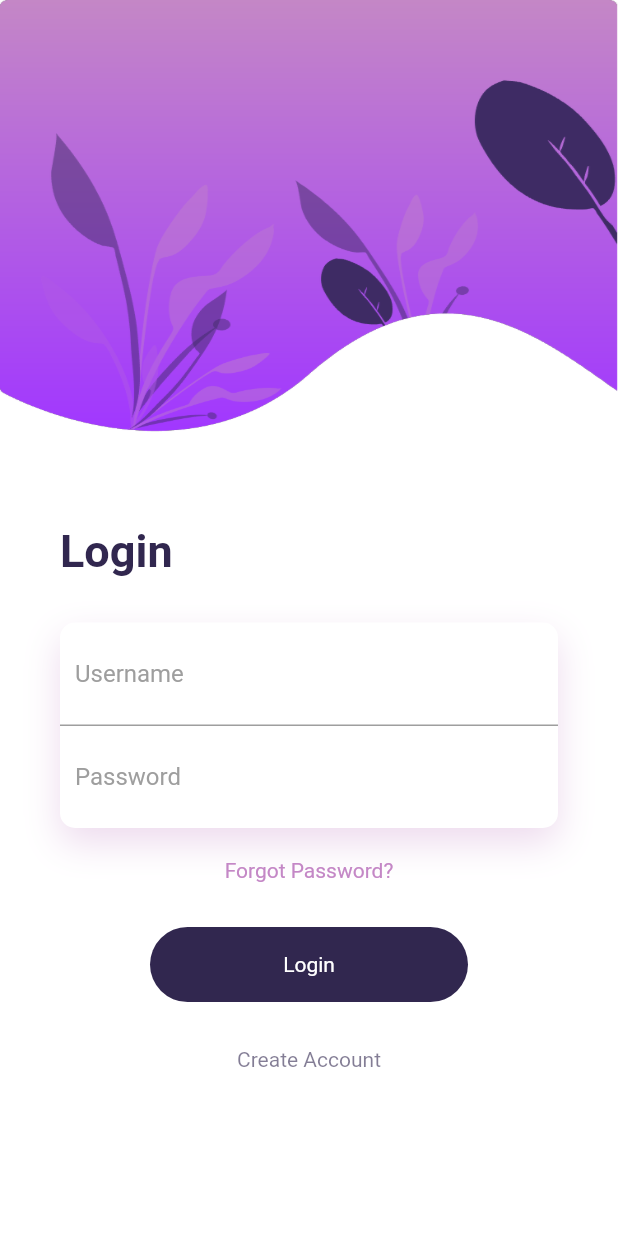
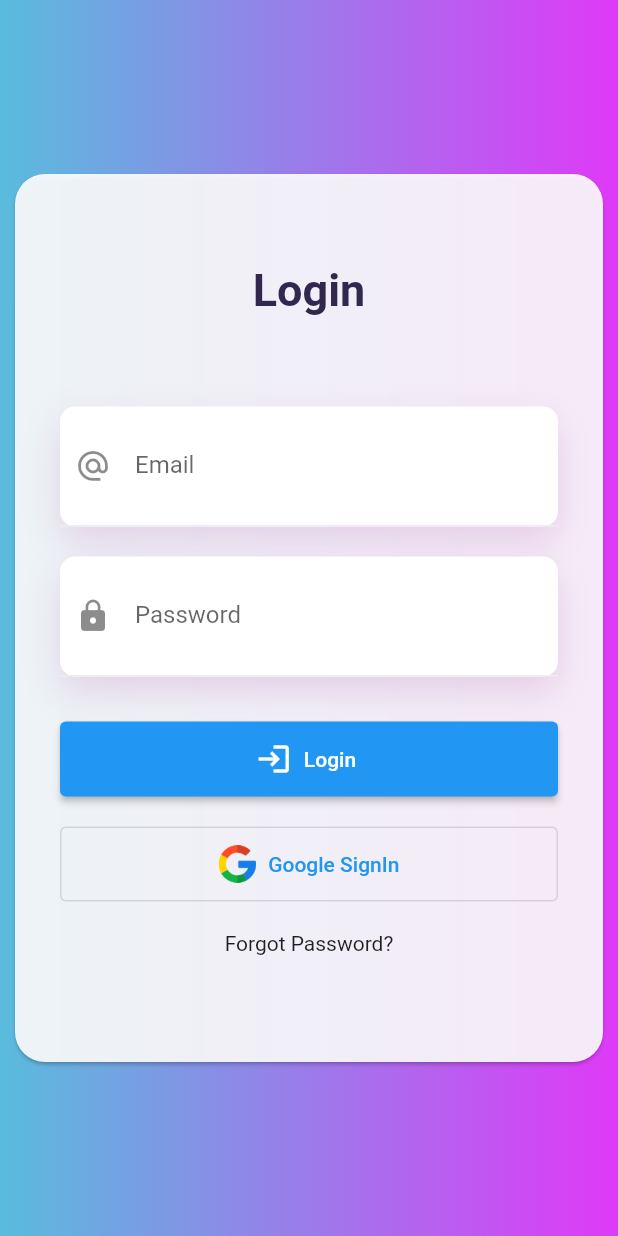
Before and after one commit to yash1001-sojitra/mygovernweb, a Flutter app: the screen it shows after launch, on a phone screen of 412 x 824 dp. Run offline on Flutter 3.47's test engine with Material 2 defaults, Android fonts, the light colour scheme and no system bars; our stand-ins replace cloud_firestore, fluro, flutter_svg, get; missing offline and left inert: selectable; accounts and stored records are empty.

Commit message:
Added Signup and login ui

```diff
--- a/lib/Route/routes.dart
+++ b/lib/Route/routes.dart
@@ -6,6 +6,7 @@ import 'package:mygovernweb/Logic/widgets/addOrEdit/addcategory.dart';
 import 'package:mygovernweb/Logic/widgets/addOrEdit/addnewdoc.dart';
 import 'package:mygovernweb/Logic/widgets/addOrEdit/editdoc.dart';
 import 'package:mygovernweb/Screens/Authentication/login.dart';
+import 'package:mygovernweb/Screens/Authentication/signup.dart';
 import 'package:mygovernweb/Screens/HomeScreen/homescreen.dart';
 
 class Flurorouter {
@@ -13,6 +14,10 @@ class Flurorouter {
   static Handler _loginHandler = Handler(
       handlerFunc: (BuildContext? context, Map<String, dynamic> params) =>
           LoginScreen());
+
+  static Handler _signUpHandler = Handler(
+      handlerFunc: (BuildContext? context, Map<String, dynamic> params) =>
+          SignUpScreen());
 
   static Handler _homeHandler = Handler(
       handlerFunc: (BuildContext? context, Map<String, dynamic> params) =>
@@ -29,7 +34,9 @@ class Flurorouter {
 
   static void setUpRouter() {
     router.define('/',
-        handler: _loginHandler, transitionType: TransitionType.fadeIn);
+        handler: _signUpHandler, transitionType: TransitionType.fadeIn);
+    /* router.define('/',
+        handler: _loginHandler, transitionType: TransitionType.fadeIn); */
     router.define('/Add_category',
         handler: _AddCategoryHandler, transitionType: TransitionType.fadeIn);
     router.define('/Add_new_doc',
--- /dev/null
+++ b/lib/Screens/Authentication/adminpanel.dart
@@ -0,0 +1,78 @@
+import 'package:flutter/material.dart';
+
+
+class DashBoard extends StatefulWidget {
+  @override
+  State<DashBoard> createState() => _DashBoardState();
+}
+
+class _DashBoardState extends State<DashBoard> {
+  bool isExpanded = false;
+  int _selected_index = 0;
+  @override
+  Widget build(BuildContext context) {
+    return Scaffold(
+      body: Row(
+        mainAxisAlignment: MainAxisAlignment.start,
+        children: [
+          NavigationRail(
+           // labelType: NavigationRailLabelType.selected,
+              selectedIndex: _selected_index,
+              onDestinationSelected: (int index) {
+                setState(() {
+                  _selected_index = index;
+                });
+              },
+
+              extended: isExpanded,
+              backgroundColor: Colors.deepPurple.shade400,
+              unselectedIconTheme:
+                  IconThemeData(color: Colors.white, opacity: 1),
+              unselectedLabelTextStyle: TextStyle(
+                color: Color.fromRGBO(255, 255, 255, 1),
+              ),
+              selectedIconTheme:
+                  IconThemeData(color: Colors.deepPurple.shade900),
+              destinations: [
+                NavigationRailDestination(
+                    icon: Icon(Icons.home),
+                    label: Text("Home"),
+                    selectedIcon: Icon(Icons.home)),
+                NavigationRailDestination(
+                    icon: Icon(Icons.chat_rounded),
+                    label: Text("chart"),
+                    selectedIcon: Icon(Icons.chat_rounded)),
+                NavigationRailDestination(
+
+                    icon: Icon(Icons.home),
+                    label: Text("Home"),
+                    selectedIcon: Icon(Icons.home)),
+                NavigationRailDestination(
+                    icon: Icon(Icons.logout),
+                    label: Text("logout"),
+                    selectedIcon: Icon(Icons.logout)),
+              ],
+            ),
+          SingleChildScrollView(
+            child: Row(
+              children:[
+                Column(children: [
+
+                IconButton(
+                    onPressed: () {
+                      setState(() {
+                        isExpanded = !isExpanded;
+                      });
+                    },
+                    icon: Icon(Icons.menu))
+              ]),
+
+
+              ]
+            ),
+          )
+        ],
+      ),
+    );
+  }
+}
--- a/lib/Screens/Authentication/login.dart
+++ b/lib/Screens/Authentication/login.dart
@@ -1,6 +1,4 @@
 import 'package:flutter/material.dart';
-
-import '../../Logic/widgets/FadeAnimation.dart';
 
 class LoginScreen extends StatefulWidget {
   const LoginScreen({super.key});
@@ -12,117 +10,24 @@ class LoginScreen extends StatefulWidget {
 class _LoginScreenState extends State<LoginScreen> {
   @override
   Widget build(BuildContext context) {
-    final width = MediaQuery.of(context).size.width;
+    final size = MediaQuery.of(context).size;
     return Scaffold(
       backgroundColor: Colors.white,
       body: SingleChildScrollView(
-        child: Column(
-          crossAxisAlignment: CrossAxisAlignment.start,
-          children: <Widget>[
+        child: Stack(
+          children: [
             Container(
-              height: 350,
-              child: Stack(
-                children: <Widget>[
-                  Positioned(
-                      height: 320,
-                      width: width,
-                      child: Container(
-                        decoration: BoxDecoration(
-                            image: DecorationImage(
-                                image: AssetImage('assets/images/login2.png'),
-                                fit: BoxFit.fill)),
-                      ))
-                ],
+              width: size.width,
+              height: size.height,
+              decoration: const BoxDecoration(
+                gradient: LinearGradient(
+                  colors: [Colors.black, Colors.black26],
+                ),
               ),
             ),
-            Padding(
-              padding: EdgeInsets.symmetric(horizontal: 40),
-              child: Column(
-                crossAxisAlignment: CrossAxisAlignment.start,
-                children: <Widget>[
-                  Text(
-                    "Login",
-                    style: TextStyle(
-                        color: Color.fromRGBO(49, 39, 79, 1),
-                        fontWeight: FontWeight.bold,
-                        fontSize: 30),
-                  ),
-                  SizedBox(
-                    height: 30,
-                  ),
-                  Container(
-                    decoration: BoxDecoration(
-                        borderRadius: BorderRadius.circular(10),
-                        color: Colors.white,
-                        boxShadow: [
-                          BoxShadow(
-                            color: Color.fromRGBO(196, 135, 198, .3),
-                            blurRadius: 20,
-                            offset: Offset(0, 10),
-                          )
-                        ]),
-                    child: Column(
-                      children: <Widget>[
-                        Container(
-                          padding: EdgeInsets.all(10),
-                          decoration: BoxDecoration(
-                              border: Border(
-                                  bottom: BorderSide(color: Colors.grey))),
-                          child: TextField(
-                            decoration: InputDecoration(
-                                border: InputBorder.none,
-                                hintText: "Username",
-                                hintStyle: TextStyle(color: Colors.grey)),
-                          ),
-                        ),
-                        Container(
-                          padding: EdgeInsets.all(10),
-                          child: TextField(
-                            decoration: InputDecoration(
-                                border: InputBorder.none,
-                                hintText: "Password",
-                                hintStyle: TextStyle(color: Colors.grey)),
-                          ),
-                        )
-                      ],
-                    ),
-                  ),
-                  SizedBox(
-                    height: 20,
-                  ),
-                  Center(
-                      child: Text(
-                    "Forgot Password?",
-                    style: TextStyle(color: Color.fromRGBO(196, 135, 198, 1)),
-                  )),
-                  SizedBox(
-                    height: 30,
-                  ),
-                  Container(
-                    height: 50,
-                    margin: EdgeInsets.symmetric(horizontal: 60),
-                    decoration: BoxDecoration(
-                      borderRadius: BorderRadius.circular(50),
-                      color: Color.fromRGBO(49, 39, 79, 1),
-                    ),
-                    child: Center(
-                      child: Text(
-                        "Login",
-                        style: TextStyle(color: Colors.white),
-                      ),
-                    ),
-                  ),
-                  SizedBox(
-                    height: 30,
-                  ),
-                  Center(
-                      child: Text(
-                    "Create Account",
-                    style: TextStyle(color: Color.fromRGBO(49, 39, 79, .6)),
-                  )),
-                ],
-              ),
-            )
+            const Card(
+              child: Text("sj"),
+            ),
           ],
         ),
       ),
--- /dev/null
+++ b/lib/Screens/Authentication/signup.dart
@@ -0,0 +1,205 @@
+import 'package:flutter/material.dart';
+
+import 'adminpanel.dart';
+
+class SignUpScreen extends StatefulWidget {
+  const SignUpScreen();
+
+  @override
+  State<SignUpScreen> createState() => _SignUpScreenState();
+}
+
+class _SignUpScreenState extends State<SignUpScreen> {
+  @override
+  Widget build(BuildContext context) {
+    return Scaffold(
+      body: Container(
+        decoration: const BoxDecoration(
+          gradient:
+              LinearGradient(colors: [Color(0xff59bcdd), Color(0xffdf39f7)]),
+        ),
+        child: Center(
+          child: SizedBox(
+            width: 400,
+            height: 600,
+            child: Card(
+              shape: RoundedRectangleBorder(
+                borderRadius: BorderRadius.circular(20),
+              ),
+              color: Colors.white.withAlpha(230),
+              child: const SignUpForm(),
+            ),
+          ),
+        ),
+      ),
+    );
+  }
+}
+
+class SignUpForm extends StatefulWidget {
+  const SignUpForm({super.key});
+
+  @override
+  // ignore: library_private_types_in_public_api
+  _SignUpFormState createState() => _SignUpFormState();
+}
+
+class _SignUpFormState extends State<SignUpForm> {
+  final emailController = TextEditingController();
+  final passwordController = TextEditingController();
+  @override
+  Widget build(BuildContext context) {
+    return SingleChildScrollView(
+      child: Padding(
+          padding: const EdgeInsets.all(10.0),
+          child: Padding(
+            padding: const EdgeInsets.all(20.0),
+            child: Column(children: [
+              const SizedBox(
+                height: 30,
+              ),
+              const Text(
+                "Login",
+                style: TextStyle(
+                    color: Color.fromRGBO(49, 39, 79, 1),
+                    fontWeight: FontWeight.bold,
+                    fontSize: 30),
+              ),
+              const SizedBox(
+                height: 60,
+              ),
+              Column(
+                children: <Widget>[
+                  Container(
+                    decoration: BoxDecoration(
+                        borderRadius: BorderRadius.circular(10),
+                        color: Colors.white,
+                        boxShadow: const [
+                          BoxShadow(
+                            color: Color.fromRGBO(196, 135, 198, .3),
+                            blurRadius: 20,
+                            offset: Offset(0, 10),
+                          )
+                        ]),
+                    child: Container(
+                      padding: const EdgeInsets.all(10),
+                      decoration: BoxDecoration(
+                          border: Border(
+                              bottom: BorderSide(color: Colors.grey.shade200))),
+                      child: TextFormField(
+                        controller: emailController,
+                        decoration: const InputDecoration(
+                            icon: Icon(Icons.alternate_email_outlined),
+                            labelText: "Email",
+                            hintText: "Email",
+                            border: InputBorder.none,
+                            hintStyle: TextStyle(color: Colors.grey)),
+                      ),
+                    ),
+                  ),
+                  const SizedBox(
+                    height: 20,
+                  ),
+                  Container(
+                    decoration: BoxDecoration(
+                        borderRadius: BorderRadius.circular(10),
+                        color: Colors.white,
+                        boxShadow: const [
+                          BoxShadow(
+                            color: Color.fromRGBO(196, 135, 198, .3),
+                            blurRadius: 20,
+                            offset: Offset(0, 10),
+                          )
+                        ]),
+                    child: Container(
+                      padding: const EdgeInsets.all(10),
+                      decoration: BoxDecoration(
+                          border: Border(
+                              bottom: BorderSide(color: Colors.grey.shade200))),
+                      child: TextFormField(
+                        controller: emailController,
+                        obscureText: true,
+                        decoration: const InputDecoration(
+                            icon: Icon(Icons.lock),
+                            labelText: "Password",
+                            hintText: "password",
+                            border: InputBorder.none,
+                            hintStyle: TextStyle(color: Colors.grey)),
+                      ),
+                    ),
+                  ),
+                  const SizedBox(height: 30),
+                  ElevatedButton.icon(
+                    style: ElevatedButton.styleFrom(
+                        minimumSize: const Size.fromHeight(50)),
+                    onPressed: () {
+                      Navigator.push(context,
+                          MaterialPageRoute(builder: (context) => DashBoard()));
+                    },
+                    icon: const Icon(Icons.login),
+                    label: const Text("Login"),
+                  ),
+                  const SizedBox(height: 20),
+                  OutlinedButton.icon(
+                    style: ElevatedButton.styleFrom(
+                        minimumSize: const Size.fromHeight(50)),
+                    onPressed: () {},
+                    icon: SizedBox(
+                      height: 25,
+                      child: Image.asset('assets/images/google.png'),
+                    ),
+                    label: const Text("Google SignIn"),
+                  ),
+                  /* Row(
+                    children: const [
+                      Expanded(
+                        child: Divider(
+                          color: Colors.white,
+                        ),
+                      ),
+                      Text(
+                        " Or Connect Using ",
+                        style: TextStyle(
+                          color: Colors.grey,
+                          fontWeight: FontWeight.bold,
+                          fontSize: 16,
+                        ),
+                      ),
+                      Expanded(
+                        child: Divider(
+                          color: Colors.white,
+                        ),
+                      ),
+                    ],
+                  ),
+                  const SizedBox(
+                    height: 50,
+                  ),
+                  Row(
+                    crossAxisAlignment: CrossAxisAlignment.center,
+                    mainAxisAlignment: MainAxisAlignment.center,
+                    children: [
+                      GestureDetector(
+                        onTap: () async {},
+                        child: Container(
+                          padding: const EdgeInsets.all(8),
+                          decoration: BoxDecoration(
+                              color: Colors.white,
+                              borderRadius: BorderRadius.circular(10)),
+                          child: Image.asset(
+                            "assets/images/google.png",
+                            height: 35,
+                          ),
+                        ),
+                      ),
+                    ],
+                  ), */
+                  const SizedBox(height: 20),
+                  const Text("Forgot Password?"),
+                ],
+              ),
+            ]),
+          )),
+    );
+  }
+}
--- a/lib/main.dart
+++ b/lib/main.dart
@@ -14,6 +14,7 @@ class MyApp extends StatefulWidget {
 }
 
 class _MyAppState extends State<MyApp> {
+  @override
   void initState() {
     Flurorouter.setUpRouter();
     super.initState();
```
Also changed, not shown: assets/images/google.png (added), pubspec.lock.
